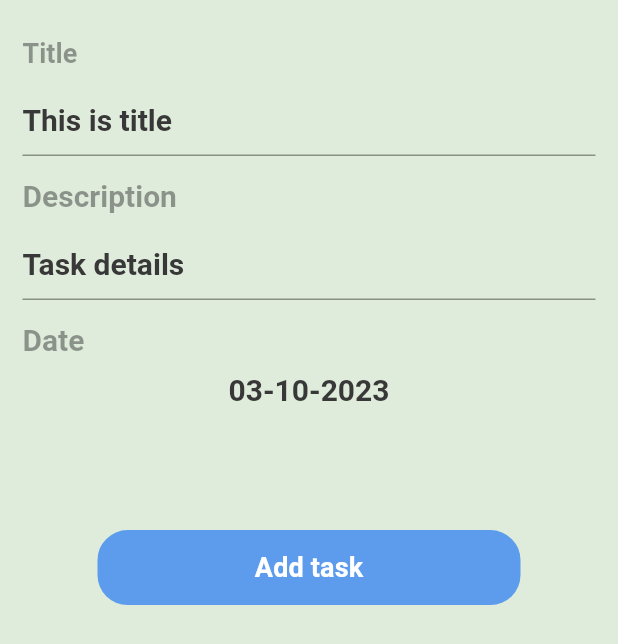
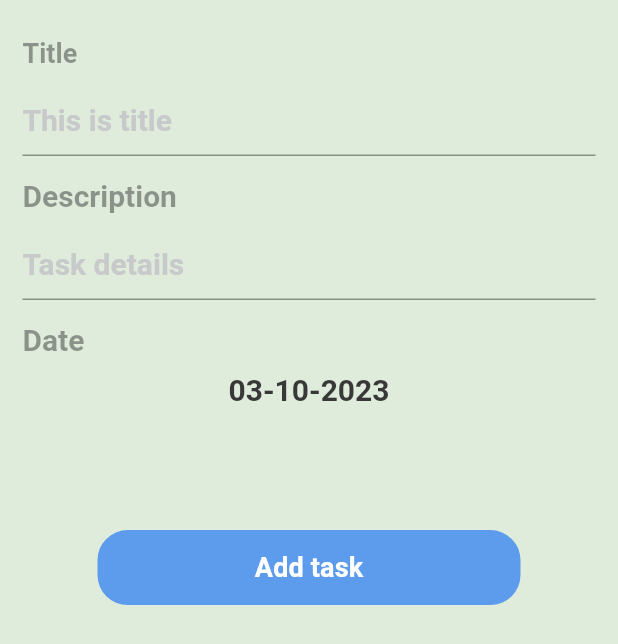
Before and after one commit to AlaaYounes/To-Do-App, a Flutter app: the TaskBottomSheet widget shown alone on an empty page, opened directly, on a phone screen of 412 x 824 dp. Shown: the top 644 px of the screen. Run offline on Flutter 3.47's test engine with Material 2 defaults, Android fonts, the phone set to English and light mode, and no system bars; our stand-ins replace calendar_timeline, cloud_firestore, firebase_core, flutter_slidable, toast; accounts and stored records are empty; generated files the repository leaves out were written again; Roboto replaces fonts that are missing (Poppins).

Commit message:
task update method done.

```diff
--- a/lib/home/tasks/taskBottomSheet.dart
+++ b/lib/home/tasks/taskBottomSheet.dart
@@ -53,7 +53,7 @@ class _TaskBottomSheetState extends State<TaskBottomSheet> {
                   hintStyle: Theme.of(context)
                       .textTheme
                       .titleLarge!
-                      .copyWith(color: MyTheme.blackColor, fontSize: 20),
+                      .copyWith(color: MyTheme.greyColor, fontSize: 20),
                 ),
                 style: Theme.of(context)
                     .textTheme
@@ -83,7 +83,7 @@ class _TaskBottomSheetState extends State<TaskBottomSheet> {
                   hintStyle: Theme.of(context)
                       .textTheme
                       .titleLarge!
-                      .copyWith(color: MyTheme.blackColor, fontSize: 20),
+                      .copyWith(color: MyTheme.greyColor, fontSize: 20),
                 ),
                 style: Theme.of(context)
                     .textTheme
@@ -129,7 +129,7 @@ class _TaskBottomSheetState extends State<TaskBottomSheet> {
               ),
               InkWell(
                 onTap: () {
-                  formKey.currentState!.validate();
+                  if (formKey.currentState!.validate() != null) {
                     Task task = Task(
                       title: titleController.text,
                       description: descriptionController.text,
@@ -139,11 +139,12 @@ class _TaskBottomSheetState extends State<TaskBottomSheet> {
                     provider
                         .addTaskToFireStore(task)
                         .timeout(Duration(milliseconds: 500), onTimeout: () {
+                      Navigator.pop(context);
                       Toast.show("task added successfully",
                           duration: Toast.lengthLong, gravity: Toast.bottom);
                     });
                     provider.getTasksFromFireStore();
-                  Navigator.pop(context);
+                  }
                 },
                 child: Container(
                   alignment: Alignment.center,
--- a/lib/home/tasks/taskDetails.dart
+++ b/lib/home/tasks/taskDetails.dart
@@ -106,7 +106,7 @@ class _TaskDetailsState extends State<TaskDetails> {
                 onTap: () async {
                   var chosenDate = await showDatePicker(
                     context: context,
-                    initialDate: selectedDate!,
+                    initialDate: widget.task.dateTime!,
                     firstDate: DateTime.now(),
                     lastDate: DateTime.now().add(Duration(days: 365)),
                   );
@@ -131,6 +131,7 @@ class _TaskDetailsState extends State<TaskDetails> {
                 onTap: () {
                   widget.task.title = titleController.text;
                   widget.task.description = descriptionController.text;
+                  widget.task.dateTime = selectedDate;
                   dbProvider
                       .updateTasksFromFireStore(widget.task)
                       .timeout(Duration(milliseconds: 500), onTimeout: () {
--- a/lib/providers/db_provider.dart
+++ b/lib/providers/db_provider.dart
@@ -46,7 +46,7 @@ class DBProvider extends ChangeNotifier {
     return await taskCollection.doc(task.id).update({
       'title': task.title,
       'description': task.description,
-      'dateTime': task.dateTime,
+      'dateTime': task.dateTime?.millisecondsSinceEpoch,
     });
   }
 
```
Lines whose indentation alone changed are shown as unchanged.
